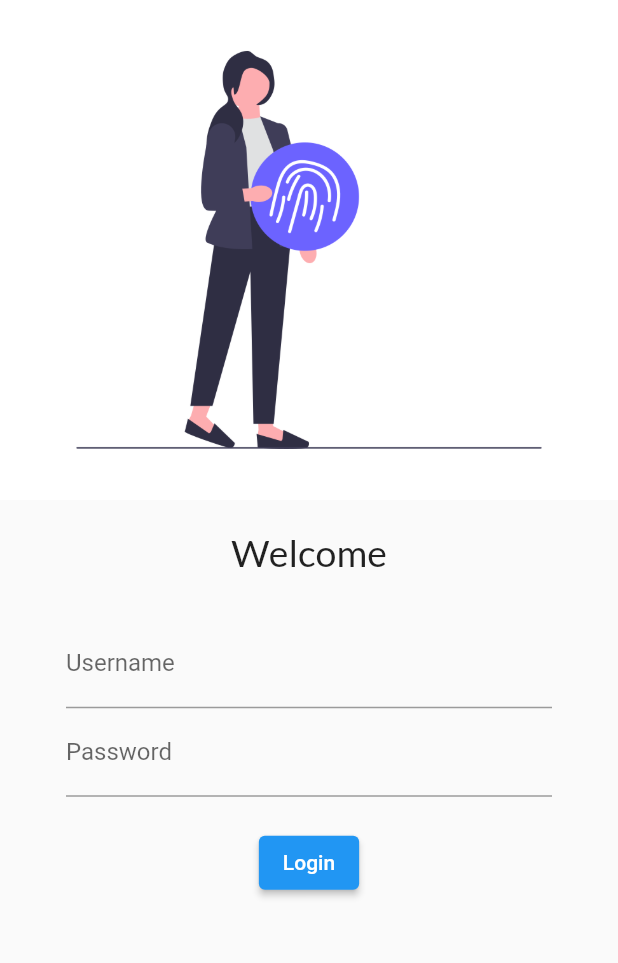
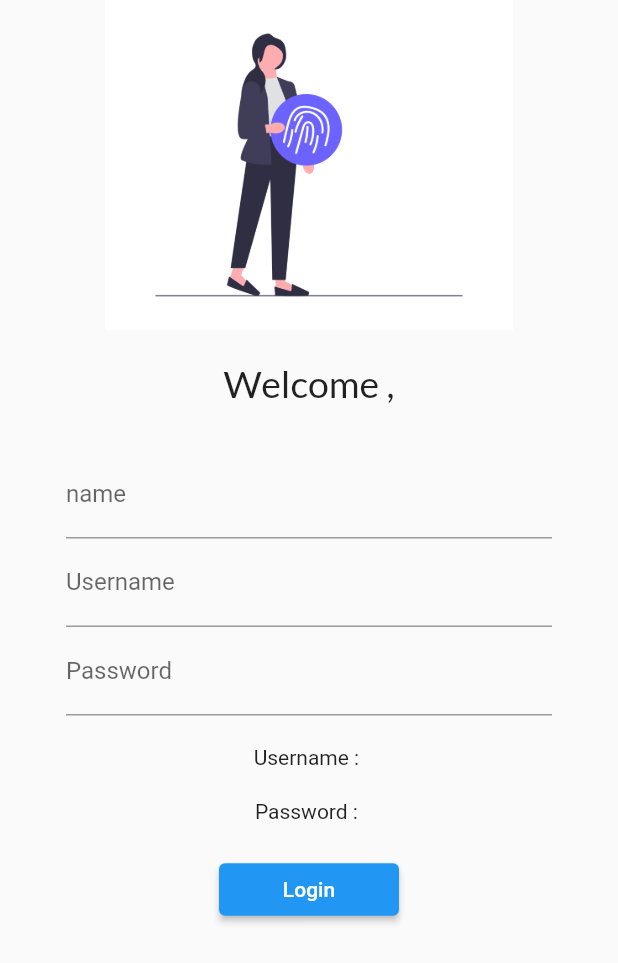
Before and after one commit to rajcrack/news15, a Flutter app: the screen it shows after launch, on a phone screen of 412 x 824 dp. Shown: the top 963 px of the screen. Run offline on Flutter 3.47's test engine with Material 2 defaults, Android fonts, the phone set to English and light mode, and no system bars; our stand-ins replace google_fonts.

```diff
--- a/lib/main.dart
+++ b/lib/main.dart
@@ -1,5 +1,6 @@
 import 'package:flutter/material.dart';
 import 'package:news15/pages/login_page.dart';
+import 'package:news15/utills/routes.dart';
 
 import 'pages/homepage.dart';
 
@@ -14,10 +15,13 @@ class MyApp extends StatelessWidget {
   @override
   Widget build(BuildContext context) {
     return MaterialApp(
+      debugShowCheckedModeBanner: false,
       // ignore: prefer_const_constructors
       routes: {
-        "login": (context) => HomePage(),
-        "/": (context) => LoginPage()
+        MyRoute.homeRoute: (context) =>
+            HomePage(),
+        MyRoute.loginRoute: (context) =>
+            LoginPage()
       },
     );
   }
--- a/lib/pages/login_page.dart
+++ b/lib/pages/login_page.dart
@@ -2,24 +2,38 @@
 
 import 'package:flutter/material.dart';
 import 'package:google_fonts/google_fonts.dart';
+import 'package:news15/pages/homepage.dart';
+import 'package:news15/utills/routes.dart';
 
-class LoginPage extends StatelessWidget {
+class LoginPage extends StatefulWidget {
   const LoginPage({super.key});
+
+  @override
+  State<LoginPage> createState() =>
+      _LoginPageState();
+}
+
+class _LoginPageState extends State<LoginPage> {
+  String name = "";
+  String username = "";
+  String password = "";
 
   @override
   Widget build(BuildContext context) {
     return Material(
-        child: (Column(
+        child: SingleChildScrollView(
+      child: Column(
         children: [
           Image.asset(
             "assets/images/fingerprint.png",
+            height: 220.00,
             fit: BoxFit.contain,
           ),
           SizedBox(
             height: 20,
           ),
           Text(
-          "Welcome",
+            "Welcome ,$name",
             style: TextStyle(
               fontSize: 25,
               fontWeight: FontWeight.w400,
@@ -29,14 +43,29 @@ class LoginPage extends StatelessWidget {
           ),
           Padding(
             padding: const EdgeInsets.symmetric(
-              vertical: 30.00, horizontal: 44.00),
+                vertical: 30.00,
+                horizontal: 44.00),
             child: Column(
               children: [
+                TextFormField(
+                  decoration: InputDecoration(
+                    hintText: "Enter name",
+                    labelText: "name",
+                  ),
+                  onChanged: (value) {
+                    name = value;
+                    setState(() {});
+                  },
+                ),
                 TextFormField(
                   decoration: InputDecoration(
                     hintText: "Enter Username",
                     labelText: "Username",
                   ),
+                  onChanged: (value1) {
+                    username = value1;
+                    setState(() {});
+                  },
                 ),
                 TextFormField(
                   obscureText: true,
@@ -44,21 +73,38 @@ class LoginPage extends StatelessWidget {
                     hintText: "Enter Password",
                     labelText: "Password",
                   ),
+                  onChanged: (value2) {
+                    password = value2;
+                    setState(() {});
+                  },
                 ),
+                SizedBox(
+                  height: 20,
+                ),
+                Text(
+                  "Username : $username",
+                ),
+                SizedBox(
+                  height: 20,
+                ),
+                Text("Password : $password"),
                 SizedBox(
                   height: 20,
                 ),
                 ElevatedButton(
                   onPressed: () {
-                  print(" Hi Rishabh");
+                    Navigator.pushNamed(context,
+                        MyRoute.homeRoute);
                   },
                   child: Text("Login"),
-                style: TextButton.styleFrom(),
+                  style: TextButton.styleFrom(
+                      minimumSize: Size(120, 35)),
                 ),
               ],
             ),
           )
         ],
-    )));
+      ),
+    ));
   }
 }
--- /dev/null
+++ b/lib/utills/routes.dart
@@ -0,0 +1,4 @@
+class MyRoute {
+  static String loginRoute = "/";
+  static String homeRoute = "/home";
+}
```
Lines whose indentation alone changed are shown as unchanged.
